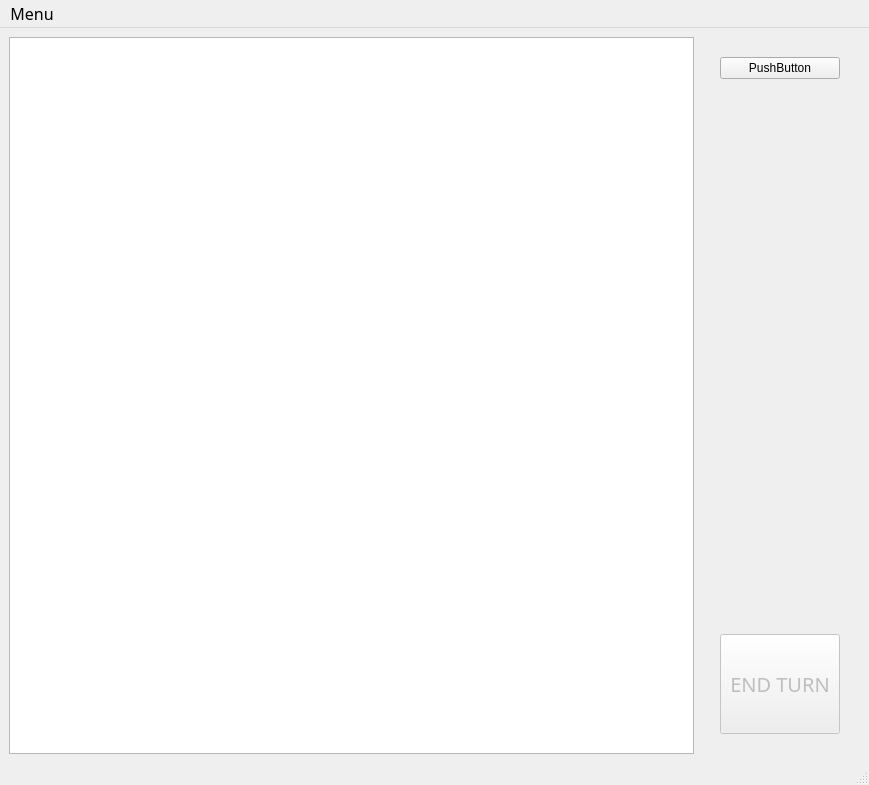
Old version of the form Game/mapwindow.ui in the repository juhvv/programming3-2019-project.
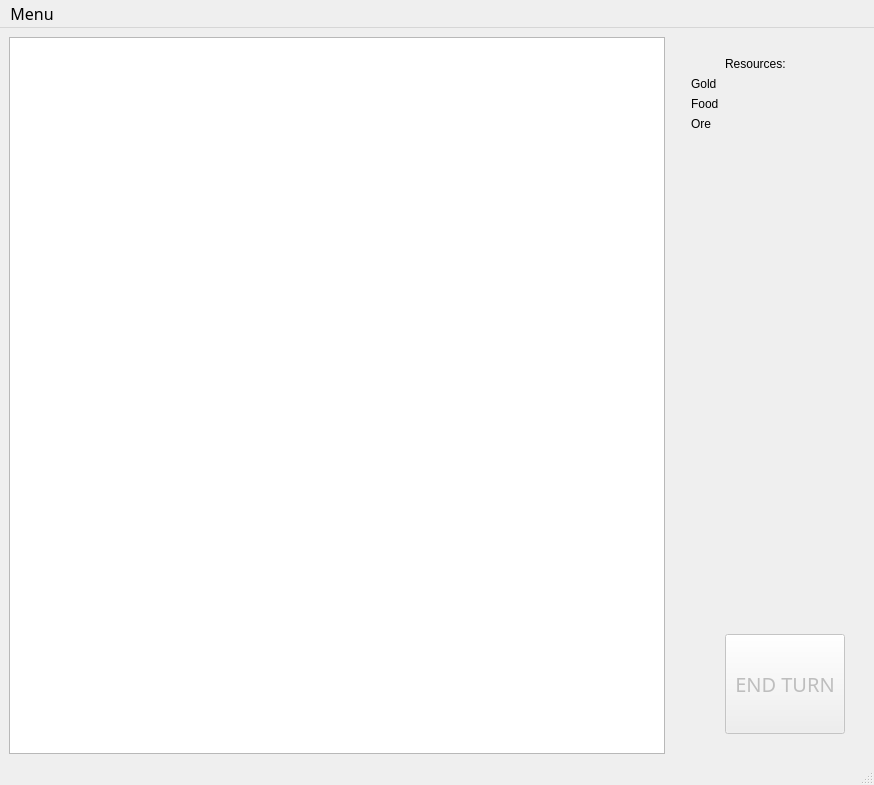
New version of the form. Icons and pictures are not drawn.

```diff
--- a/Game/mapwindow.ui
+++ b/Game/mapwindow.ui
@@ -6,7 +6,7 @@
    <rect>
     <x>0</x>
     <y>0</y>
-    <width>869</width>
+    <width>874</width>
     <height>785</height>
    </rect>
   </property>
@@ -41,11 +41,10 @@
         </item>
        </layout>
       </item>
-      <item>
-       <layout class="QVBoxLayout" name="verticalLayout">
-        <property name="sizeConstraint">
-         <enum>QLayout::SetNoConstraint</enum>
-        </property>
+     </layout>
+    </item>
+    <item row="0" column="1">
+     <layout class="QGridLayout" name="gridRight" rowstretch="0,0,0,0,0,0">
         <property name="leftMargin">
          <number>20</number>
         </property>
@@ -58,27 +57,56 @@
         <property name="bottomMargin">
          <number>20</number>
         </property>
-        <item>
-         <widget class="QPushButton" name="pushButton_2">
+      <item row="2" column="2">
+       <widget class="QLabel" name="foodValueLbl">
           <property name="text">
-           <string>PushButton</string>
+         <string/>
           </property>
          </widget>
         </item>
-        <item>
-         <spacer name="verticalSpacer">
-          <property name="orientation">
-           <enum>Qt::Vertical</enum>
-          </property>
-          <property name="sizeHint" stdset="0">
-           <size>
-            <width>20</width>
-            <height>40</height>
-           </size>
-          </property>
-         </spacer>
-        </item>
-        <item>
+      <item row="1" column="1">
+       <widget class="QLabel" name="goldNameLbl">
+        <property name="text">
+         <string>Gold</string>
+        </property>
+       </widget>
+      </item>
+      <item row="3" column="1">
+       <widget class="QLabel" name="woodNameLbl">
+        <property name="text">
+         <string>Ore</string>
+        </property>
+       </widget>
+      </item>
+      <item row="2" column="1">
+       <widget class="QLabel" name="foodNameLbl">
+        <property name="text">
+         <string>Food</string>
+        </property>
+       </widget>
+      </item>
+      <item row="0" column="2">
+       <widget class="QLabel" name="resourceLbl">
+        <property name="text">
+         <string>Resources:</string>
+        </property>
+       </widget>
+      </item>
+      <item row="3" column="2">
+       <widget class="QLabel" name="woodValueLbl">
+        <property name="text">
+         <string/>
+        </property>
+       </widget>
+      </item>
+      <item row="1" column="2">
+       <widget class="QLabel" name="goldValueLbl">
+        <property name="text">
+         <string/>
+        </property>
+       </widget>
+      </item>
+      <item row="5" column="2">
          <widget class="QPushButton" name="turnSwitchBtn">
           <property name="enabled">
            <bool>false</bool>
@@ -114,7 +142,18 @@
           </property>
          </widget>
         </item>
-       </layout>
+      <item row="4" column="2">
+       <spacer name="verticalSpacer">
+        <property name="orientation">
+         <enum>Qt::Vertical</enum>
+        </property>
+        <property name="sizeHint" stdset="0">
+         <size>
+          <width>20</width>
+          <height>40</height>
+         </size>
+        </property>
+       </spacer>
       </item>
      </layout>
     </item>
@@ -125,8 +164,8 @@
     <rect>
      <x>0</x>
      <y>0</y>
-     <width>869</width>
-     <height>25</height>
+     <width>874</width>
+     <height>24</height>
     </rect>
    </property>
    <property name="font">
```
Lines whose indentation alone changed are shown as unchanged.
